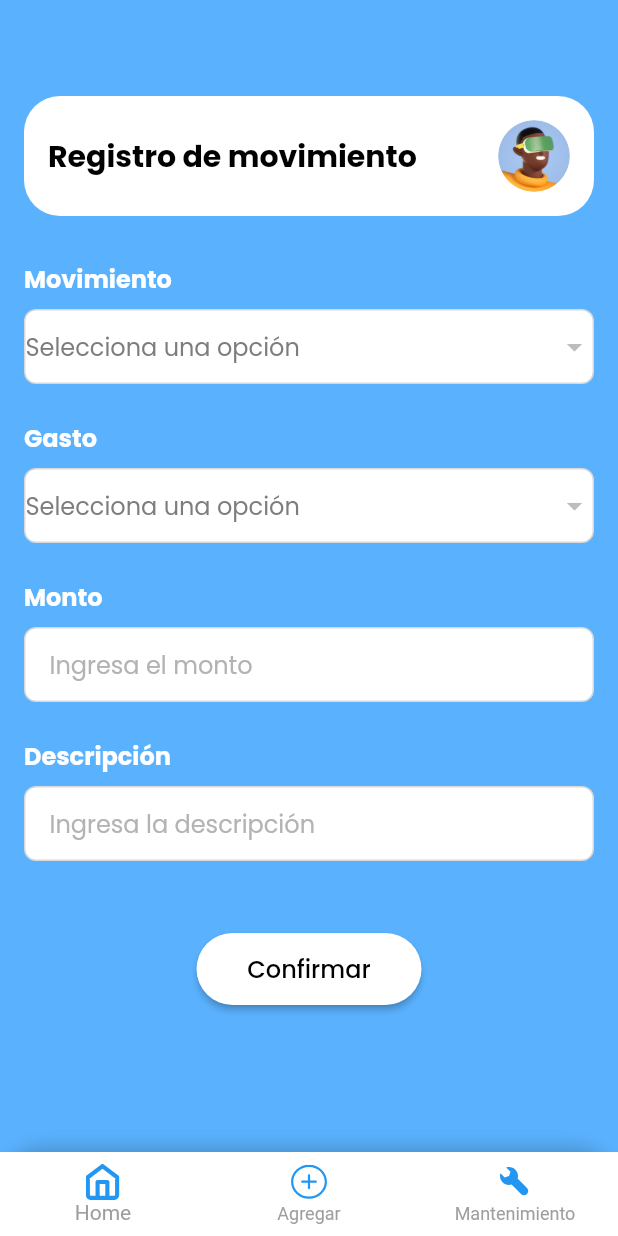
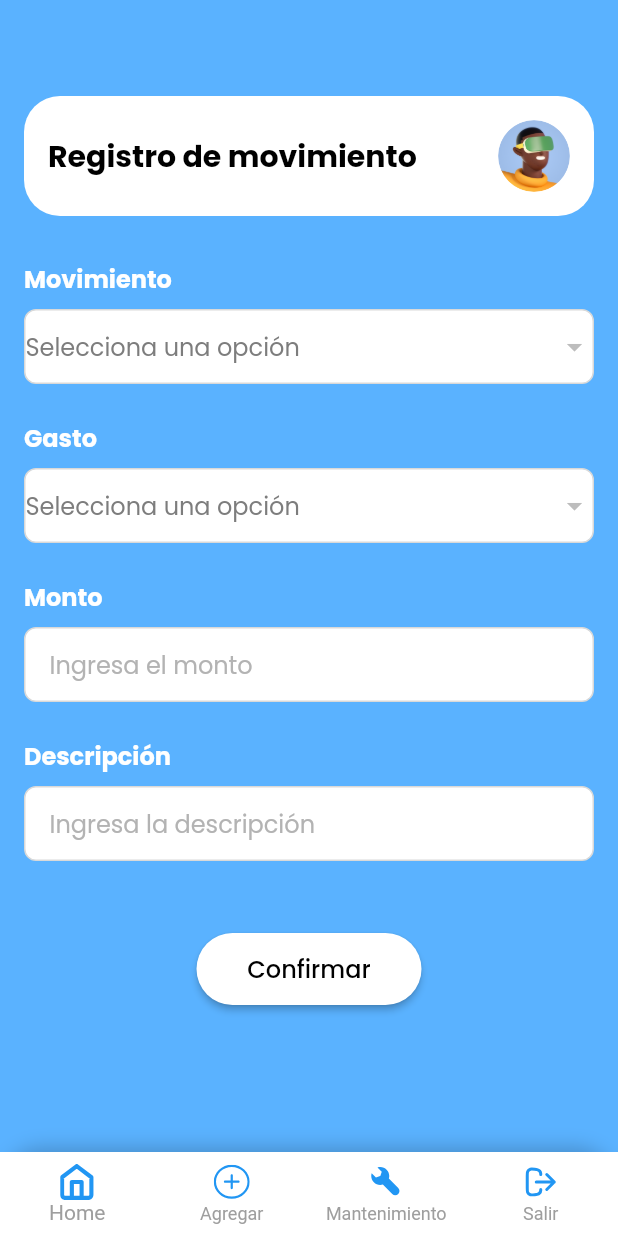
Before and after one commit to LuisPilier/money_guard, a Flutter app: the CustomBottomNavigationBar widget shown alone on an empty page, opened directly, item 2 of the bottom bar chosen, on a phone screen of 412 x 824 dp. Run offline on Flutter 3.47's test engine with Material 2 defaults, Android fonts, the phone set to English and light mode, and no system bars; our stand-ins replace flutter_dotenv, flutter_svg, google_fonts, hive, hive_flutter, supabase_flutter; accounts and stored records are empty.

Commit message:
agregando boton de salir

```diff
--- a/lib/components/bottom_navigation_bar.dart
+++ b/lib/components/bottom_navigation_bar.dart
@@ -4,6 +4,7 @@ import 'package:flutter_svg/flutter_svg.dart';
 import '../screens/home.dart';
 import '../screens/add_movements.dart';
 import '../screens/maintenance.dart';
+import '../screens/login.dart';
 
 class CustomBottomNavigationBar extends StatelessWidget {
   const CustomBottomNavigationBar({Key? key}) : super(key: key);
@@ -26,6 +27,12 @@ class CustomBottomNavigationBar extends StatelessWidget {
         Navigator.pushReplacement(
           context,
           MaterialPageRoute(builder: (context) => Maintenance()),
+        );
+        break;
+      case 3:
+        Navigator.pushReplacement(
+          context,
+          MaterialPageRoute(builder: (context) => Login()),
         );
     }
   }
@@ -80,6 +87,15 @@ class CustomBottomNavigationBar extends StatelessWidget {
             ),
             label: 'Mantenimiento',
           ),
+          BottomNavigationBarItem(
+            icon: SvgPicture.asset(
+              'assets/images/log-out-03-svgrepo-com.svg', // Ruta del ícono de Estadísticas
+              color: Colors.blue,
+              width: 24,
+              height: 24,
+            ),
+            label: 'Salir',
+          ),
         ],
       ),
     );
--- a/pubspec.yaml
+++ b/pubspec.yaml
@@ -85,6 +85,7 @@ flutter:
     - assets/images/plain_credit_card_amico_1.png
     - assets/images/maintenance-svgrepo-com.svg
     - assets/images/icon_launcher.png
+    - assets/images/log-out-03-svgrepo-com.svg
 
 
   # The following line ensures that the Material Icons font is
```
Also changed, not shown: assets/images/log-out-03-svgrepo-com.svg (added).
